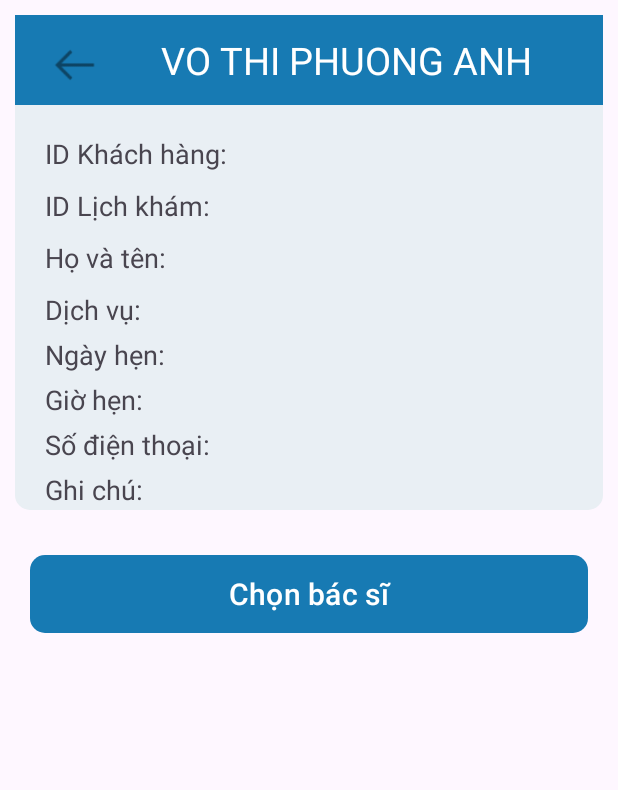
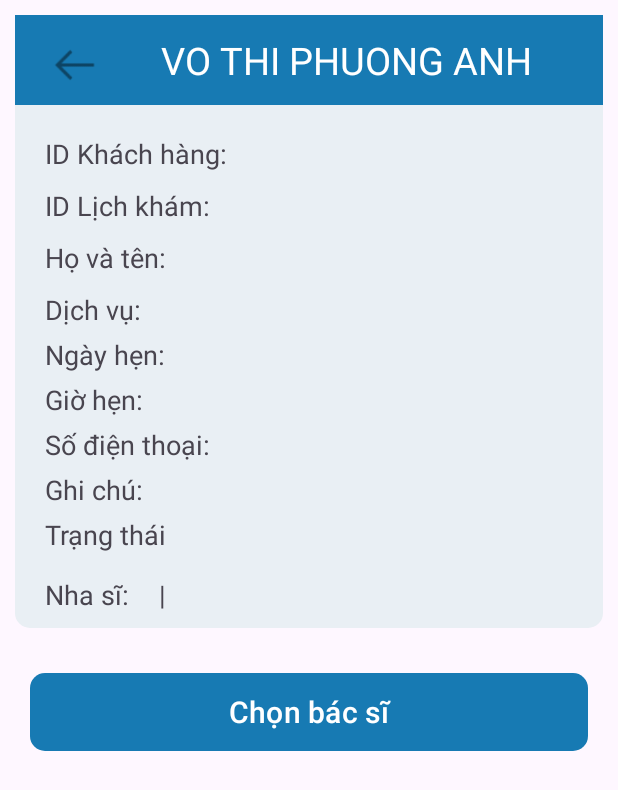
Before and after one commit to vtpanh12/LVTN, an Android app: the layout activity_admin_conf_appointment.xml on its own in the app's theme, with its tools: preview values and no code run, on a phone screen of 412 x 824 dp. Shown: the top 790 px of the screen. Run offline under Robolectric (Android 15) with nearby library versions, the phone set to English and light mode, and no system bars.

Commit message:
fix conf app

```diff
--- a/app/src/main/res/layout/activity_admin_conf_appointment.xml
+++ b/app/src/main/res/layout/activity_admin_conf_appointment.xml
@@ -13,7 +13,7 @@
         android:background="@drawable/btn_custom1"
         android:orientation="vertical"
         android:layout_width="match_parent"
-        android:layout_height="330dp">
+        android:layout_height="wrap_content">
         <LinearLayout
             android:layout_marginBottom="10dp"
             android:background="@drawable/item_bg"
@@ -118,6 +118,31 @@
             android:layout_width="wrap_content"
             android:layout_height="wrap_content"
             android:text="Trạng thái" />
+
+        <LinearLayout
+            android:orientation="horizontal"
+            android:layout_width="match_parent"
+            android:layout_height="wrap_content">
+            <TextView
+                android:layout_marginLeft="20dp"
+                android:layout_marginBottom="10dp"
+                android:layout_marginTop="5dp"
+                android:textSize="18sp"
+                android:id="@+id/tVAConfAppDentist"
+                android:layout_width="wrap_content"
+                android:layout_height="wrap_content"
+                android:text="Nha sĩ:" />
+            <TextView
+                android:layout_marginLeft="20dp"
+                android:layout_marginBottom="10dp"
+                android:layout_marginTop="5dp"
+                android:textSize="18sp"
+                android:id="@+id/tVAConfAppDentistPhoneNumber"
+                android:layout_width="wrap_content"
+                android:layout_height="wrap_content"
+                android:text="|" />
+            >
+        </LinearLayout>
     </LinearLayout>
 
 
```
Also changed, not shown: app/src/main/java/com/example/vtpa_b2013518_lvtn/admin/AdminConfAppointmentActivity.kt (+23 -10 lines).
